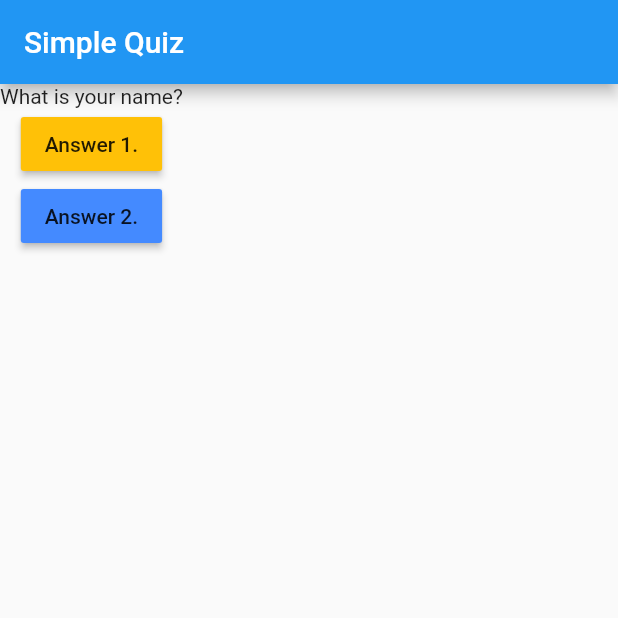
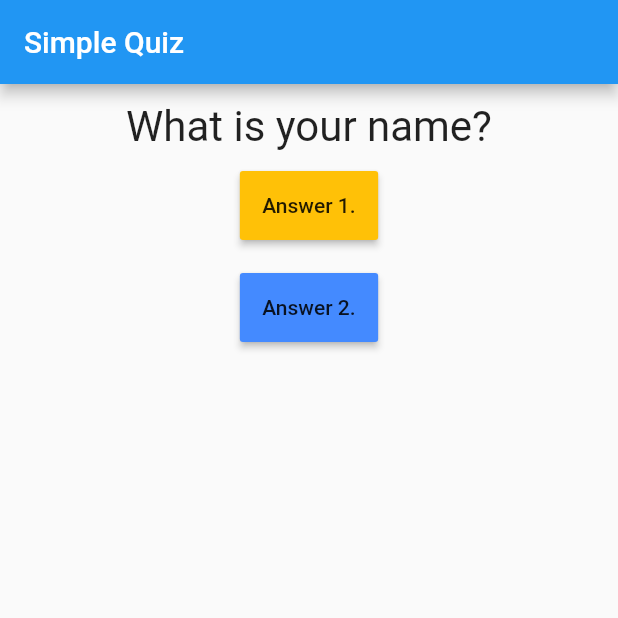
Before and after one commit to Krutik-Ray/first_app, a Flutter app: the screen it shows after launch, on a phone screen of 412 x 824 dp, the top half of it. Run offline on Flutter 3.47's test engine with Material 2 defaults, Android fonts, the light colour scheme and no system bars.

Commit message:
styling and layouting

```diff
--- a/lib/main.dart
+++ b/lib/main.dart
@@ -41,11 +41,14 @@
               questionsList[_questionIndex],
             ),
             RaisedButton(
+              padding: EdgeInsets.all(15),
               child: Text('Answer 1.'),
               color: Colors.amber,
               onPressed: (_answerResponse),
             ),
+            Padding(padding: EdgeInsets.all(10)),
             RaisedButton(
+              padding: EdgeInsets.all(15),
               child: Text('Answer 2.'),
               onPressed: (_answerResponse),
               color: Colors.blueAccent,
--- a/lib/question.dart
+++ b/lib/question.dart
@@ -1,3 +1,5 @@
+import 'dart:ui';
+
 import "package:flutter/material.dart";
 
 class Question extends StatelessWidget {
@@ -6,6 +8,15 @@
 
   @override
   Widget build(BuildContext context) {
-    return Text(questionText);
+    return Container(
+        width: double.infinity,
+        // height: double.maxFinite,
+        margin: EdgeInsets.all(12),
+        // padding: EdgeInsets.all(0),
+        child: Text(
+          questionText,
+          style: TextStyle(fontSize: 28),
+          textAlign: TextAlign.center,
+        ));
   }
 }
```
